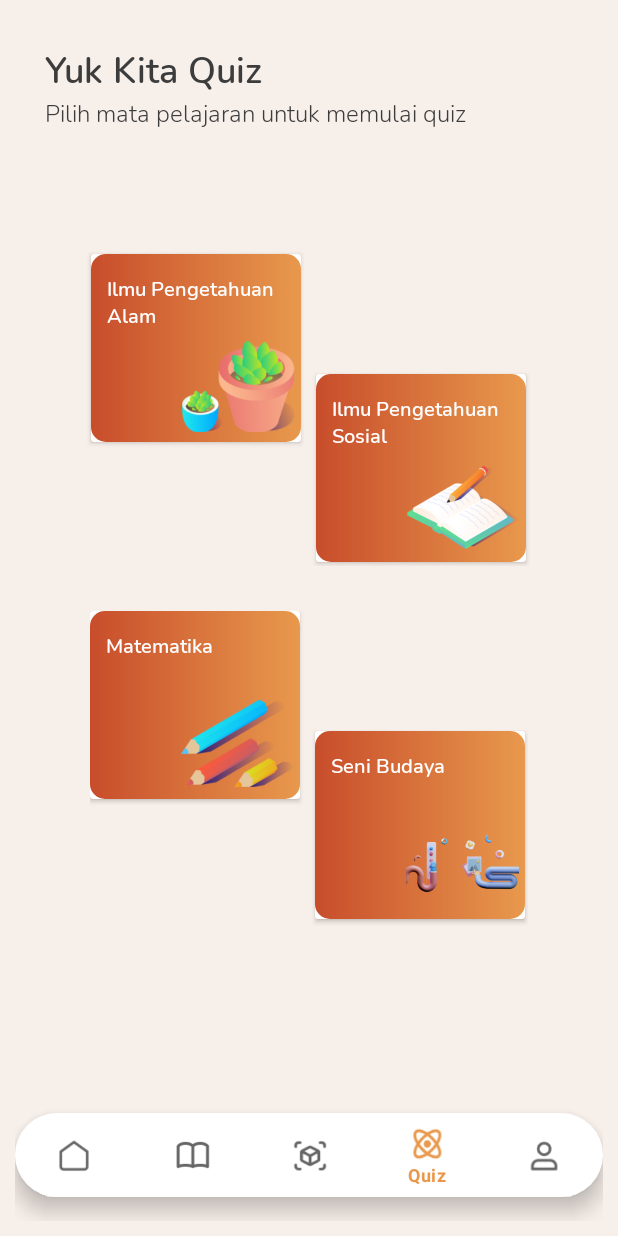
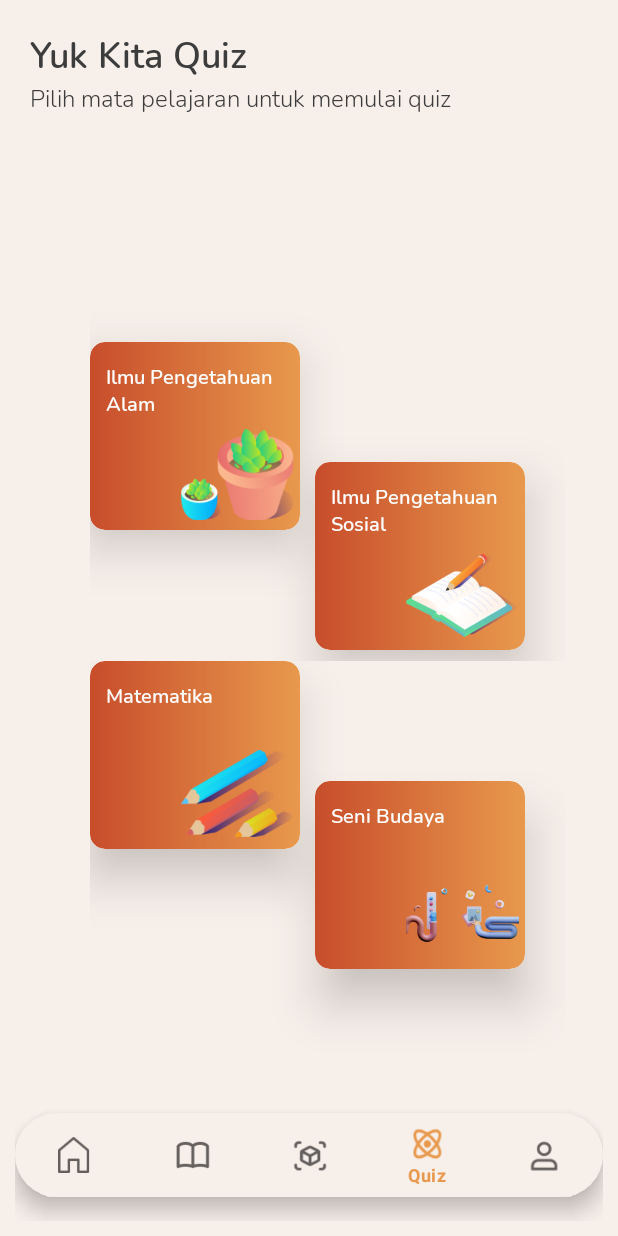
Before and after one commit to farisqlail/Zuperior, an Android app: the Home screen opened directly, with no data from a screen before it, item 4 of the bottom bar chosen, on a phone screen of 412 x 824 dp. Run offline under Robolectric (Android 15) with nearby library versions, the phone set to English and light mode, and no system bars.

Commit message:
Cobak wes Resposive Ta ?

```diff
--- a/app/src/main/AndroidManifest.xml
+++ b/app/src/main/AndroidManifest.xml
@@ -25,9 +25,6 @@
             android:name=".MenuBottomNav.BottomNav"
             android:exported="true" />
         <activity
-            android:name=".ArtikelActivity"
-            android:exported="true" />
-        <activity
             android:name=".LoginRegister.RegisterActivity"
             android:exported="true" />
         <activity
--- a/app/src/main/res/drawable/navbottom.xml
+++ b/app/src/main/res/drawable/navbottom.xml
@@ -3,7 +3,7 @@
     xmlns:android="http://schemas.android.com/apk/res/android">
 
     <solid
-        android:color="@color/white"/>
+        android:color="@color/background"/>
 
     <corners
         android:radius="100dp"/>
--- a/app/src/main/res/layout/activity_main.xml
+++ b/app/src/main/res/layout/activity_main.xml
@@ -16,7 +16,7 @@
         android:layout_gravity="center"
         android:layout_width="92dp"
         android:layout_height="132dp"
-        android:background="@drawable/logosicapin"/>
+        android:background="@drawable/fixss"/>
 
 
 </LinearLayout>
--- a/app/src/main/res/layout/fragment_home.xml
+++ b/app/src/main/res/layout/fragment_home.xml
@@ -1,5 +1,5 @@
 <?xml version="1.0" encoding="utf-8"?>
-<LinearLayout
+<RelativeLayout
     xmlns:android="http://schemas.android.com/apk/res/android"
     xmlns:tools="http://schemas.android.com/tools"
     xmlns:app="http://schemas.android.com/apk/res-auto"
@@ -7,10 +7,14 @@
     android:layout_height="match_parent"
     android:orientation="vertical"
     android:background="@color/background"
-    android:padding="5dp"
     tools:context=".Fragmen.Home">
 
     <!-- TODO: Update blank fragment layout -->
+<!--Container-->
+    <LinearLayout
+        android:orientation="vertical"
+        android:layout_width="match_parent"
+        android:layout_height="wrap_content">
 
         <!--  Header  -->
         <LinearLayout
@@ -30,7 +34,7 @@
                 <TextView
                     android:textColor="@color/primary"
                     android:textStyle="bold"
-                android:layout_marginLeft="15dp"
+                    android:layout_marginLeft="20dp"
                     android:fontFamily="@font/nunitolight"
                     android:id="@+id/tv_home"
                     android:layout_width="wrap_content"
@@ -50,7 +54,7 @@
                     android:text="Wang Jarim"/>
 
                 <LinearLayout
-                android:layout_marginLeft="180dp"
+                    android:layout_marginLeft="170dp"
                     android:layout_width="wrap_content"
                     android:layout_height="wrap_content">
 
@@ -171,6 +175,7 @@
                 android:layout_height="wrap_content">
 
                 <androidx.cardview.widget.CardView
+                    app:cardElevation="10dp"
                     app:cardCornerRadius="10dp"
                     android:id="@+id/cvArtikel"
                     android:layout_width="wrap_content"
@@ -215,6 +220,7 @@
                 </androidx.cardview.widget.CardView>
 
                 <androidx.cardview.widget.CardView
+                    app:cardElevation="10dp"
                     android:id="@+id/cvCamera"
                     android:layout_marginLeft="15dp"
                     app:cardCornerRadius="10dp"
@@ -269,6 +275,7 @@
                 android:layout_height="wrap_content">
 
                 <androidx.cardview.widget.CardView
+                    app:cardElevation="10dp"
                     android:layout_marginRight="15dp"
                     android:id="@+id/cvQuiz"
                     app:cardCornerRadius="10dp"
@@ -314,6 +321,7 @@
                 </androidx.cardview.widget.CardView>
 
                 <androidx.cardview.widget.CardView
+                    app:cardElevation="10dp"
                     android:layout_marginLeft="8dp"
                     app:cardCornerRadius="10dp"
                     android:id="@+id/cvProfile"
@@ -363,5 +371,9 @@
         </LinearLayout>
         <!--    EndMenuHome    -->
 
+    </LinearLayout>
+<!--  EndContainer  -->
 
-</LinearLayout>
+
+
+</RelativeLayout>
--- a/app/src/main/res/layout/fragment_menu_quiz.xml
+++ b/app/src/main/res/layout/fragment_menu_quiz.xml
@@ -1,12 +1,12 @@
 <?xml version="1.0" encoding="utf-8"?>
-<LinearLayout
-    xmlns:android="http://schemas.android.com/apk/res/android"
+<RelativeLayout xmlns:android="http://schemas.android.com/apk/res/android"
     xmlns:tools="http://schemas.android.com/tools"
     android:layout_width="match_parent"
     android:layout_height="match_parent"
+    xmlns:app="http://schemas.android.com/apk/res-auto"
     android:background="@color/background"
     android:orientation="vertical"
-    android:padding="20dp"
+    android:padding="10dp"
     tools:context=".Fragmen.menu_quiz">
 
     <!-- TODO: Update blank fragment layout -->
@@ -14,35 +14,34 @@
     <!--  Container  -->
 
     <LinearLayout
-        android:orientation="vertical"
+        android:layout_width="match_parent"
+        android:layout_height="match_parent"
         android:layout_gravity="center"
-        android:layout_width="match_parent"
-        android:layout_height="match_parent">
-
+        android:orientation="vertical">
 
         <!--   Header     -->
 
         <LinearLayout
-            android:orientation="vertical"
-            android:layout_width="wrap_content"
-            android:layout_height="wrap_content">
+            android:layout_width="match_parent"
+            android:layout_height="wrap_content"
+            android:orientation="vertical">
 
             <TextView
-                android:textSize="24dp"
-                android:fontFamily="@font/nunitosemibold"
-                android:textStyle="bold"
                 android:layout_width="wrap_content"
                 android:layout_height="wrap_content"
+                android:fontFamily="@font/nunitosemibold"
+                android:text="Yuk Kita Quiz"
                 android:textColor="@color/primary"
-                android:text="Yuk Kita Quiz"/>
+                android:textSize="24dp"
+                android:textStyle="bold" />
 
             <TextView
-                android:textSize="16dp"
-                android:fontFamily="@font/nunitolight"
-                android:textColor="@color/primary"
                 android:layout_width="wrap_content"
                 android:layout_height="wrap_content"
-                android:text="Pilih mata pelajaran untuk memulai quiz"/>
+                android:fontFamily="@font/nunitolight"
+                android:text="Pilih mata pelajaran untuk memulai quiz"
+                android:textColor="@color/primary"
+                android:textSize="16dp" />
 
         </LinearLayout>
 
@@ -51,82 +50,88 @@
         <!--   Card Content    -->
 
         <LinearLayout
+            android:layout_width="match_parent"
+            android:layout_height="match_parent"
+            android:layout_gravity="center"
+            android:gravity="center"
             android:orientation="vertical"
-            android:layout_width="match_parent"
-            android:layout_height="match_parent">
+            android:paddingLeft="40dp"
+            android:paddingRight="15dp">
 
             <!--     Horizontal 1       -->
 
             <LinearLayout
-                android:layout_gravity="center"
-                android:gravity="center"
-                android:orientation="horizontal"
                 android:layout_width="match_parent"
-                android:layout_height="290dp">
+                android:layout_height="300dp"
+                android:orientation="horizontal">
 
                 <androidx.cardview.widget.CardView
+                    app:cardElevation="20dp"
                     android:id="@+id/ipaquiz"
+                    android:layout_width="wrap_content"
+                    android:layout_height="wrap_content"
                     android:layout_gravity="center"
-                    android:layout_width="wrap_content"
-                    android:layout_height="wrap_content">
+                    app:cardCornerRadius="10dp">
 
                     <LinearLayout
+                        android:layout_width="140dp"
+                        android:layout_height="125dp"
                         android:background="@drawable/bg_card2"
-                        android:orientation="vertical"
-                        android:layout_width="140dp"
-                        android:layout_height="125dp">
+                        android:orientation="vertical">
 
                         <TextView
-                            android:layout_marginTop="13dp"
-                            android:layout_marginLeft="10dp"
                             android:layout_width="wrap_content"
                             android:layout_height="wrap_content"
+                            android:layout_marginLeft="10dp"
+                            android:layout_marginTop="13dp"
                             android:fontFamily="@font/nunitosemibold"
-                            android:textStyle="bold"
+                            android:text="Ilmu Pengetahuan Alam"
+                            android:textColor="@color/white"
                             android:textSize="13dp"
-                            android:textColor="@color/white"
-                            android:text="Ilmu Pengetahuan Alam"/>
+                            android:textStyle="bold" />
 
                         <ImageView
+                            android:layout_width="75dp"
+                            android:layout_height="75dp"
                             android:layout_marginLeft="60dp"
-                            android:src="@drawable/potbunga"
-                            android:layout_width="75dp"
-                            android:layout_height="75dp"/>
+                            android:src="@drawable/potbunga" />
 
                     </LinearLayout>
 
                 </androidx.cardview.widget.CardView>
 
                 <androidx.cardview.widget.CardView
+                    app:cardElevation="20dp"
+                    android:id="@+id/ipsquiz"
+                    android:layout_width="wrap_content"
+                    android:layout_height="wrap_content"
+                    android:layout_gravity="center"
+                    android:layout_marginLeft="10dp"
                     android:layout_marginTop="80dp"
-                    android:layout_marginLeft="10dp"
-                    android:id="@+id/ipsquiz"
-                    android:layout_gravity="center"
-                    android:layout_width="wrap_content"
-                    android:layout_height="wrap_content">
+                    app:cardCornerRadius="10dp">
 
                     <LinearLayout
+                        android:layout_width="140dp"
+                        android:layout_height="125dp"
                         android:background="@drawable/bg_card2"
-                        android:orientation="vertical"
-                        android:layout_width="140dp"
-                        android:layout_height="125dp">
+                        android:orientation="vertical">
 
                         <TextView
-                            android:layout_marginTop="13dp"
-                            android:layout_marginLeft="10dp"
                             android:layout_width="wrap_content"
                             android:layout_height="wrap_content"
+                            android:layout_marginLeft="10dp"
+                            android:layout_marginTop="13dp"
                             android:fontFamily="@font/nunitosemibold"
-                            android:textStyle="bold"
+                            android:text="Ilmu Pengetahuan Sosial"
+                            android:textColor="@color/white"
                             android:textSize="13dp"
-                            android:textColor="@color/white"
-                            android:text="Ilmu Pengetahuan Sosial"/>
+                            android:textStyle="bold" />
 
                         <ImageView
+                            android:layout_width="75dp"
+                            android:layout_height="75dp"
                             android:layout_marginLeft="60dp"
-                            android:src="@drawable/bukuquiz"
-                            android:layout_width="75dp"
-                            android:layout_height="75dp"/>
+                            android:src="@drawable/bukuquiz" />
 
                     </LinearLayout>
 
@@ -139,72 +144,75 @@
             <!--     Horizontal 2       -->
 
             <LinearLayout
-                android:layout_margin="30dp"
-                android:orientation="horizontal"
                 android:layout_width="match_parent"
-                android:layout_height="230dp">
+                android:layout_height="300dp"
+                android:orientation="horizontal">
 
                 <androidx.cardview.widget.CardView
+                    app:cardElevation="20dp"
                     android:id="@+id/mtkquiz"
                     android:layout_width="wrap_content"
-                    android:layout_height="wrap_content">
+                    android:layout_height="wrap_content"
+                    app:cardCornerRadius="10dp">
 
                     <LinearLayout
+                        android:layout_width="140dp"
+                        android:layout_height="125dp"
                         android:background="@drawable/bg_card2"
-                        android:orientation="vertical"
-                        android:layout_width="140dp"
-                        android:layout_height="125dp">
+                        android:orientation="vertical">
 
                         <TextView
-                            android:layout_marginTop="13dp"
-                            android:layout_marginLeft="10dp"
                             android:layout_width="wrap_content"
                             android:layout_height="wrap_content"
+                            android:layout_marginLeft="10dp"
+                            android:layout_marginTop="13dp"
                             android:fontFamily="@font/nunitosemibold"
-                            android:textStyle="bold"
+                            android:text="Matematika\t\t\t\t\t\t\t\t\t\t\t\t\t\t\t\t\t\t\t\t"
+                            android:textColor="@color/white"
                             android:textSize="13dp"
-                            android:textColor="@color/white"
-                            android:text="Matematika\t\t\t\t\t\t\t\t\t\t\t\t\t\t\t\t\t\t\t\t"/>
+                            android:textStyle="bold" />
 
                         <ImageView
+                            android:layout_width="75dp"
+                            android:layout_height="75dp"
                             android:layout_marginLeft="60dp"
-                            android:src="@drawable/pensilquiz"
-                            android:layout_width="75dp"
-                            android:layout_height="75dp"/>
+                            android:src="@drawable/pensilquiz" />
 
                     </LinearLayout>
 
                 </androidx.cardview.widget.CardView>
 
                 <androidx.cardview.widget.CardView
-                    android:layout_marginTop="80dp"
-                    android:layout_marginLeft="10dp"
+                    app:cardElevation="20dp"
                     android:id="@+id/seniquiz"
                     android:layout_width="wrap_content"
-                    android:layout_height="wrap_content">
+                    android:layout_height="wrap_content"
+                    android:layout_marginLeft="10dp"
+                    android:layout_marginTop="80dp"
+                    app:cardCornerRadius="10dp">
 
                     <LinearLayout
+                        android:layout_width="140dp"
+                        android:layout_height="125dp"
                         android:background="@drawable/bg_card2"
-                        android:orientation="vertical"
-                        android:layout_width="140dp"
-                        android:layout_height="125dp">
+                        android:orientation="vertical">
 
                         <TextView
-                            android:layout_marginTop="13dp"
-                            android:layout_marginLeft="10dp"
                             android:layout_width="wrap_content"
                             android:layout_height="wrap_content"
+                            android:layout_marginLeft="10dp"
+                            android:layout_marginTop="13dp"
                             android:fontFamily="@font/nunitosemibold"
-                            android:textStyle="bold"
+                            android:text="Seni Budaya \t\t\t\t\t\t\t\t\t\t\t"
+                            android:textColor="@color/white"
                             android:textSize="13dp"
-                            android:textColor="@color/white"
-                            android:text="Seni Budaya \t\t\t\t\t\t\t\t\t\t\t"/>
+                            android:textStyle="bold" />
 
                         <ImageView
+                            android:layout_width="75dp"
+                            android:layout_height="75dp"
                             android:layout_marginLeft="60dp"
-                            android:src="@drawable/senibudaya"
-                            android:layout_width="75dp"
-                            android:layout_height="75dp"/>
+                            android:src="@drawable/senibudaya" />
 
                     </LinearLayout>
 
@@ -221,4 +229,4 @@
     </LinearLayout>
 
     <!-- EndContainer -->
-</LinearLayout>
+</RelativeLayout>
--- a/app/src/main/res/layout/fragment_profile.xml
+++ b/app/src/main/res/layout/fragment_profile.xml
@@ -1,5 +1,5 @@
 <?xml version="1.0" encoding="utf-8"?>
-<LinearLayout xmlns:android="http://schemas.android.com/apk/res/android"
+<RelativeLayout xmlns:android="http://schemas.android.com/apk/res/android"
     xmlns:tools="http://schemas.android.com/tools"
     android:layout_width="match_parent"
     android:layout_height="match_parent"
@@ -14,11 +14,10 @@
     <!-- TODO: Update blank fragment layout -->
     <!--Container-->
     <LinearLayout
-        android:layout_gravity="center"
-        android:gravity="center"
+        android:layout_marginTop="40dp"
         android:orientation="vertical"
-        android:layout_width="wrap_content"
-        android:layout_height="wrap_content">
+        android:layout_width="match_parent"
+        android:layout_height="match_parent">
 
         <!--  HeaderProfile  -->
 
@@ -32,7 +31,6 @@
 
             <!--   FotoProfile     -->
             <androidx.cardview.widget.CardView
-                android:layout_marginTop="4dp"
                 app:cardCornerRadius="100dp"
                 android:id="@+id/fotoprofile"
                 android:layout_width="wrap_content"
@@ -145,6 +143,7 @@
 
         <!--  Mid  -->
         <androidx.cardview.widget.CardView
+            app:cardElevation="20dp"
             app:cardCornerRadius="10dp"
             android:layout_marginTop="32dp"
             android:layout_gravity="center"
@@ -220,6 +219,7 @@
         <!--  MidInformasi Akun  -->
 
         <androidx.cardview.widget.CardView
+            app:cardElevation="20dp"
             android:layout_gravity="center"
             android:layout_marginTop="26dp"
             app:cardCornerRadius="10dp"
@@ -438,4 +438,4 @@
     </LinearLayout>
     <!--  EndContainer  -->
 
-</LinearLayout>
+</RelativeLayout>
--- a/app/src/main/res/menu/bottom_nav.xml
+++ b/app/src/main/res/menu/bottom_nav.xml
@@ -3,18 +3,18 @@
 
     <item
         android:id="@+id/mberanda"
-        android:icon="@drawable/beranda"
+        android:icon="@drawable/beranda3"
         android:title="Beranda" />
 
     <item
         android:id="@+id/martikel"
         android:icon="@drawable/baca"
-        android:title="Artikel Belajar" />
+        android:title="Bacaan" />
 
     <item
         android:id="@+id/mkamera"
         android:icon="@drawable/ar"
-        android:title="Kamera Ajaib" />
+        android:title="AR" />
 
     <item
         android:id="@+id/mquiz"
--- a/app/src/main/res/values-night/themes.xml
+++ b/app/src/main/res/values-night/themes.xml
@@ -2,12 +2,13 @@
     <!-- Base application theme. -->
     <style name="Theme.SICAPIN" parent="Theme.MaterialComponents.DayNight.NoActionBar">
         <!-- Primary brand color. -->
-        <item name="colorPrimary">@color/background</item>
-        <item name="colorPrimaryVariant">@color/background</item>
-        <item name="colorOnPrimary">@color/black</item>
+        <!-- Primary brand color. -->
+        <item name="colorPrimary">@color/base</item>
+        <item name="colorPrimaryVariant">@color/brown</item>
+        <item name="colorOnPrimary">@color/white</item>
         <!-- Secondary brand color. -->
-        <item name="colorSecondary">@color/background</item>
-        <item name="colorSecondaryVariant">@color/teal_200</item>
+        <item name="colorSecondary">@color/teal_200</item>
+        <item name="colorSecondaryVariant">@color/teal_700</item>
         <item name="colorOnSecondary">@color/black</item>
         <!-- Status bar color. -->
         <item name="android:statusBarColor" tools:targetApi="l">?attr/colorPrimaryVariant</item>
--- a/app/src/main/res/values/strings.xml
+++ b/app/src/main/res/values/strings.xml
@@ -1,5 +1,5 @@
 <resources>
-    <string name="app_name">SiCapin</string>
+    <string name="app_name">Zuperior</string>
     <!-- TODO: Remove or change this placeholder text -->
     <string name="hello_blank_fragment">Hello blank fragment</string>
     <string name="onbj1">Kamera Ajaib</string>
```
Also changed, not shown: app/src/main/res/drawable/beranda3.png (added), app/src/main/res/drawable/fixss.png (added), app/src/main/res/drawable/sszuperior.png (added). Lines whose indentation alone changed are shown as unchanged.
